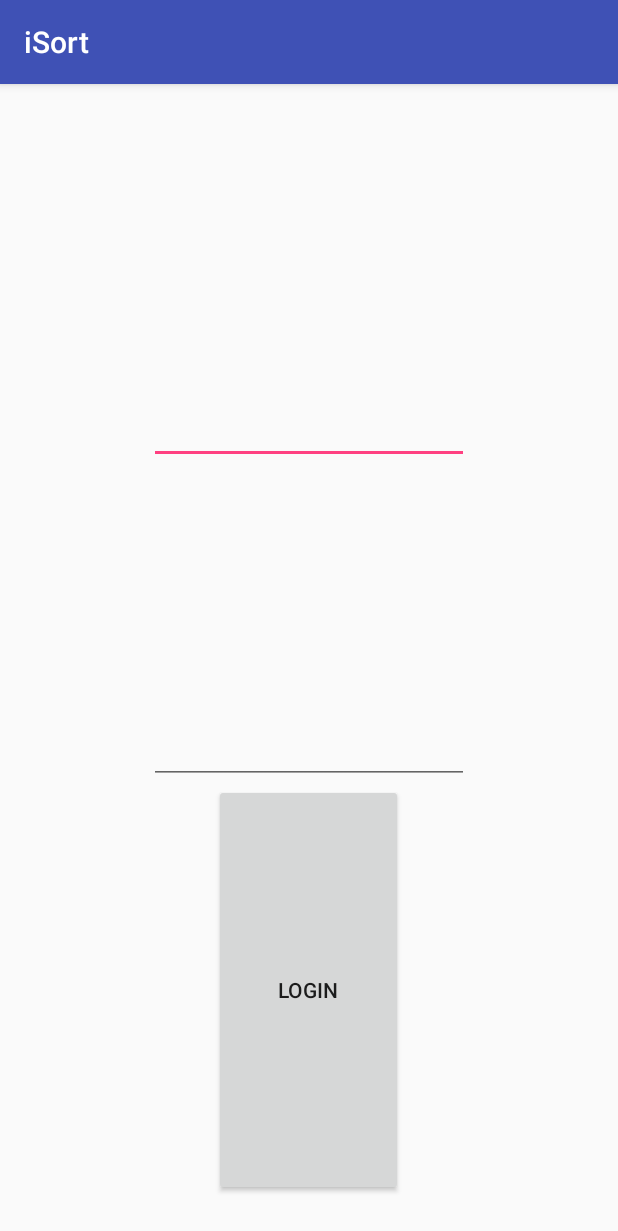
After one commit to kushgkh/iSort, an Android app: the LoginPage screen opened directly, with no data from a screen before it, on a phone screen of 412 x 824 dp. The commit adds this screen. Shown: the top 1231 px of the screen. Run offline under Robolectric (Android 15) with nearby library versions, the phone set to English and light mode, and no system bars.

Commit message:
Made Login Page

```diff
--- a/app/build.gradle
+++ b/app/build.gradle
@@ -21,6 +21,7 @@ android {
 
 dependencies {
     compile fileTree(dir: 'libs', include: ['*.jar'])
+
     testCompile 'junit:junit:4.12'
     compile 'com.android.support:appcompat-v7:25.1.1'
     compile 'com.android.support:design:25.1.1'
--- /dev/null
+++ b/app/src/main/java/com/google/sample/isort/DataHolder.java
@@ -0,0 +1,13 @@
+package com.google.sample.isort;
+
+import android.app.Application;
+
+/**
+ * Created by kushg on 1/21/2018.
+ */
+
+public class DataHolder {
+    private static String data;
+    public static String getData() {return data;}
+    public static void setData(String data) {DataHolder.data = data;}
+}
--- /dev/null
+++ b/app/src/main/java/com/google/sample/isort/LoginPage.java
@@ -0,0 +1,31 @@
+package com.google.sample.isort;
+
+import android.support.design.widget.FloatingActionButton;
+import android.support.v7.app.AppCompatActivity;
+import android.os.Bundle;
+import android.content.Intent;
+import android.support.v7.app.AppCompatActivity;
+import android.view.View;
+import android.widget.Button;
+
+public class LoginPage extends AppCompatActivity {
+
+    @Override
+    protected void onCreate(Bundle savedInstanceState) {
+        super.onCreate(savedInstanceState);
+        setContentView(R.layout.login_main);
+        Button loginButton = (Button) findViewById(R.id.loginbutton);
+        DataHolder.setData("True");
+        loginButton.setOnClickListener(new View.OnClickListener() {
+
+            @Override
+            public void onClick(View view) {
+                //Intent intent =  new Intent(LoginPage.this, test.class);
+                startActivity(new Intent(LoginPage.this, MainActivity.class));
+                //loginButton.setText("CLICKED");
+            }
+        });
+    }
+
+
+}
--- a/app/src/main/java/com/google/sample/cloudvision/PackageManagerUtils.java
+++ b/app/src/main/java/com/google/sample/isort/PackageManagerUtils.java
@@ -1,4 +1,4 @@
-package com.google.sample.cloudvision;
+package com.google.sample.isort;
 
 import android.content.pm.PackageInfo;
 import android.content.pm.PackageManager;
--- a/app/src/main/java/com/google/sample/cloudvision/PermissionUtils.java
+++ b/app/src/main/java/com/google/sample/isort/PermissionUtils.java
@@ -14,7 +14,7 @@
  * limitations under the License.
  */
 
-package com.google.sample.cloudvision;
+package com.google.sample.isort;
 
 import android.app.Activity;
 import android.content.pm.PackageManager;
--- /dev/null
+++ b/app/src/main/res/layout/activity_login.xml
@@ -0,0 +1,6 @@
+<?xml version="1.0" encoding="utf-8"?>
+<LinearLayout xmlns:android="http://schemas.android.com/apk/res/android"
+    android:layout_width="match_parent"
+    android:layout_height="match_parent">
+
+</LinearLayout>
--- a/app/src/main/res/layout/content_main.xml
+++ b/app/src/main/res/layout/content_main.xml
@@ -9,7 +9,7 @@
     android:paddingRight="@dimen/activity_horizontal_margin"
     android:paddingTop="@dimen/activity_vertical_margin"
     app:layout_behavior="@string/appbar_scrolling_view_behavior"
-                tools:context="com.google.sample.cloudvision.MainActivity"
+    tools:context="com.google.sample.isort.MainActivity"
     tools:showIn="@layout/activity_main">
 
     <ScrollView
--- /dev/null
+++ b/app/src/main/res/layout/login_main.xml
@@ -0,0 +1,38 @@
+<?xml version="1.0" encoding="utf-8"?>
+<LinearLayout xmlns:android="http://schemas.android.com/apk/res/android"
+    android:layout_width="match_parent"
+    android:layout_height="match_parent"
+    android:orientation="vertical">
+
+    <EditText
+        android:id="@+id/editText"
+        android:layout_width="wrap_content"
+        android:layout_height="wrap_content"
+        android:layout_gravity="top|center_horizontal"
+        android:layout_weight="1"
+        android:ems="10"
+        android:inputType="textEmailAddress" />
+
+    <EditText
+        android:id="@+id/editText2"
+        android:layout_width="wrap_content"
+        android:layout_height="5dp"
+        android:layout_gravity="top|center_horizontal"
+        android:layout_weight="1"
+        android:ems="10"
+        android:inputType="textPassword" />
+
+    <Button
+        android:id="@+id/loginbutton"
+        android:layout_width="126dp"
+
+        android:layout_height="66dp"
+        android:layout_gravity="center_horizontal"
+        android:layout_marginBottom="40px"
+        android:layout_weight="1"
+        android:height="10px"
+        android:autoText="false"
+        android:contextClickable="true"
+        android:minWidth="400px"
+        android:text="Login" />
+</LinearLayout>
--- a/app/src/main/res/values/strings.xml
+++ b/app/src/main/res/values/strings.xml
@@ -1,5 +1,5 @@
 <resources>
-    <string name="app_name">CloudVision</string>
+    <string name="app_name">iSort</string>
     <string name="action_settings">Settings</string>
     <string name="image_details_header">Details:</string>
     <string name="image_preview_header">Preview:</string>
@@ -10,4 +10,5 @@
     <string name="dialog_select_gallery">Gallery</string>
 
     <string name="image_picker_error">Something is wrong with that image. Pick a different one please.</string>
+    <string name="title_activity_login">LoginActivity</string>
 </resources>
```
Also changed, not shown: app/src/main/AndroidManifest.xml (+9 -6 lines), app/src/main/java/com/google/sample/isort/LoginActivity.java (added, +30 -0 lines), app/src/main/java/com/google/sample/isort/MainActivity.java (renamed from app/src/main/java/com/google/sample/cloudvision/MainActivity.java, +39 -11 lines), app/src/main/res/layout/activity_main.xml (+10 -2 lines). Lines whose indentation alone changed are shown as unchanged.
